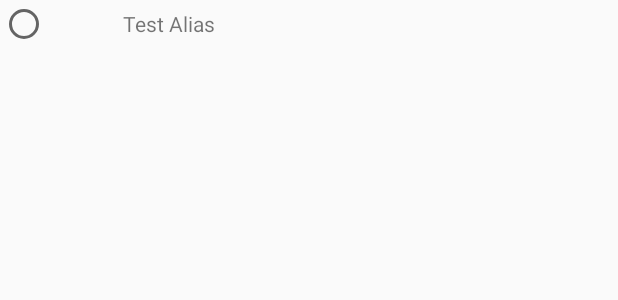
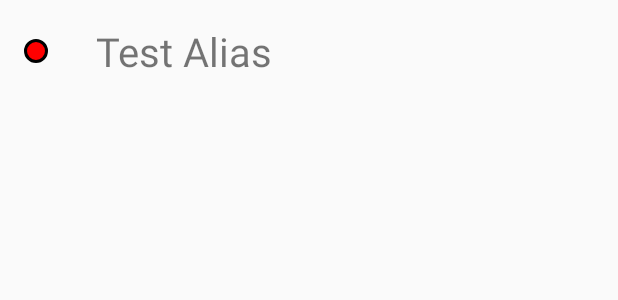
Before and after one commit to branover/MessageApp, an Android app: the layout peer_list_item.xml on its own in the app's theme, with its tools: preview values and no code run, on a phone screen of 412 x 824 dp. Shown: the top 300 px of the screen. Run offline under Robolectric (Android 15) with nearby library versions, the light colour scheme and no system bars.

Commit message:
-Layout and online button changes

```diff
--- /dev/null
+++ b/MessageApp/app/src/main/res/drawable/online_status.xml
@@ -0,0 +1,7 @@
+<?xml version="1.0" encoding="utf-8"?>
+<shape xmlns:android="http://schemas.android.com/apk/res/android"
+    android:shape="oval"
+    >
+    <solid android:color="#ff0000"/>
+    <stroke android:width="2dp" android:color="#000000"/>
+</shape>
--- a/MessageApp/app/src/main/res/layout/peer_list_item.xml
+++ b/MessageApp/app/src/main/res/layout/peer_list_item.xml
@@ -2,19 +2,23 @@
 <LinearLayout xmlns:android="http://schemas.android.com/apk/res/android"
     xmlns:tools="http://schemas.android.com/tools"
     android:orientation="horizontal" android:layout_width="match_parent"
-    android:layout_height="match_parent">
+    android:layout_height="wrap_content">
 
-    <RadioButton
-        android:layout_width="0dp"
-        android:layout_height="wrap_content"
-        android:id="@+id/radioButton"
-        android:layout_weight="1"
-        android:clickable="false" />
+    <View
+        android:layout_width="16dp"
+        android:layout_height="16dp"
+        android:id="@+id/onlineStatus"
+        android:clickable="false"
+        android:layout_gravity="center"
+        android:layout_margin="16dp"
+        android:background="@drawable/online_status"/>
 
     <TextView
         android:layout_width="0dp"
         android:layout_height="wrap_content"
         android:id="@+id/peerAlias"
+        android:layout_margin="16dp"
         android:layout_weight="4"
-        tools:text="Test Alias" />
+        tools:text="Test Alias"
+        android:textSize="12pt"/>
 </LinearLayout>
```
Also changed, not shown: 2 other files.
